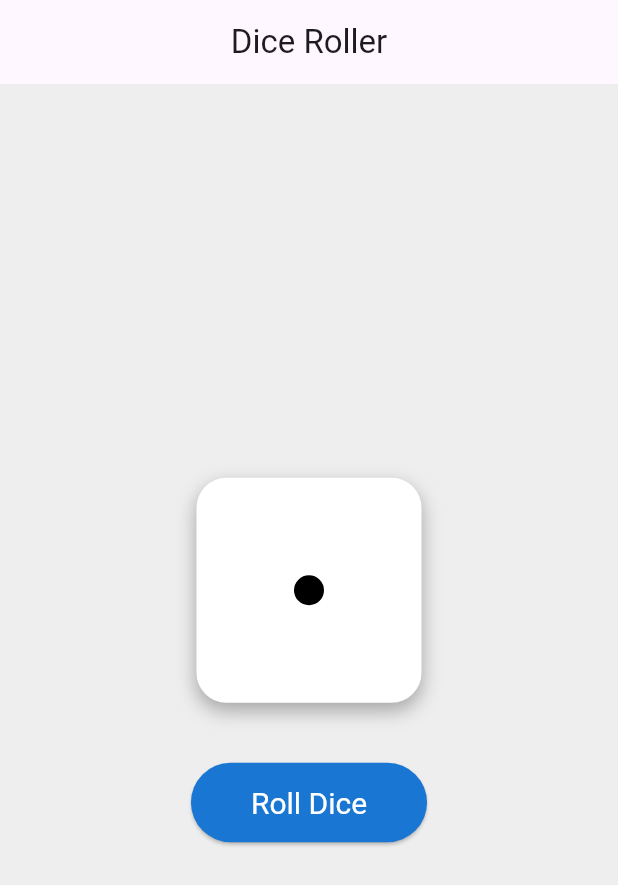
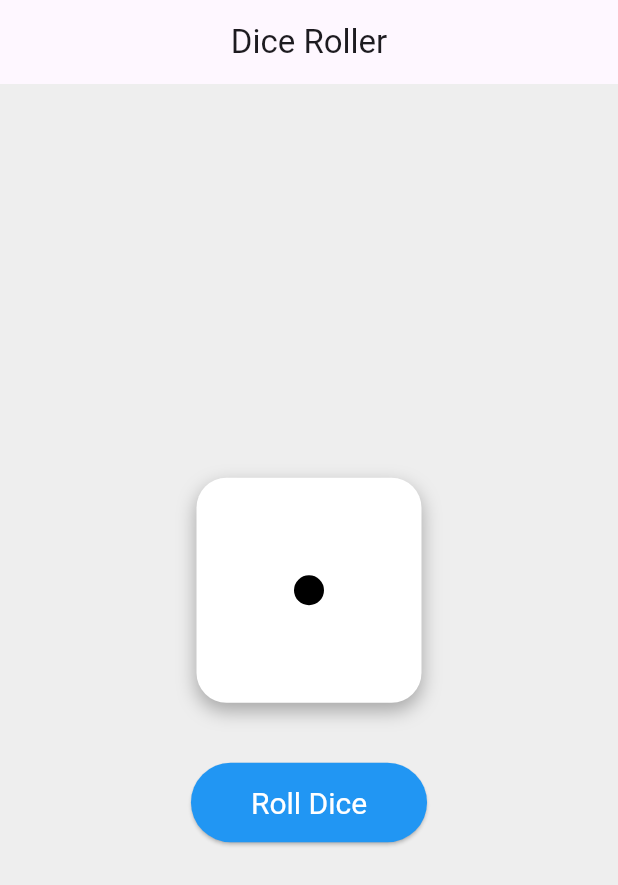
Before and after one commit to RA1N0R1/spin_dice, a Flutter app: the screen it shows after launch, on a phone screen of 412 x 824 dp. Shown: the top 885 px of the screen. Run offline on Flutter 3.47's test engine with Material 3 defaults, Android fonts, the phone set to English and light mode, and no system bars.

Commit message:
First commit: initial project setup

```diff
--- a/lib/main.dart
+++ b/lib/main.dart
@@ -191,7 +191,7 @@ class _DicePageState extends State<DicePage>
                 padding:
                     const EdgeInsets.symmetric(horizontal: 40, vertical: 15),
                 textStyle: const TextStyle(fontSize: 20),
-                backgroundColor: Colors.blue[700],
+                backgroundColor: Colors.blue,
                 foregroundColor: Colors.white,
               ),
               child: Text(
```
Also changed, not shown: 1 other file.
